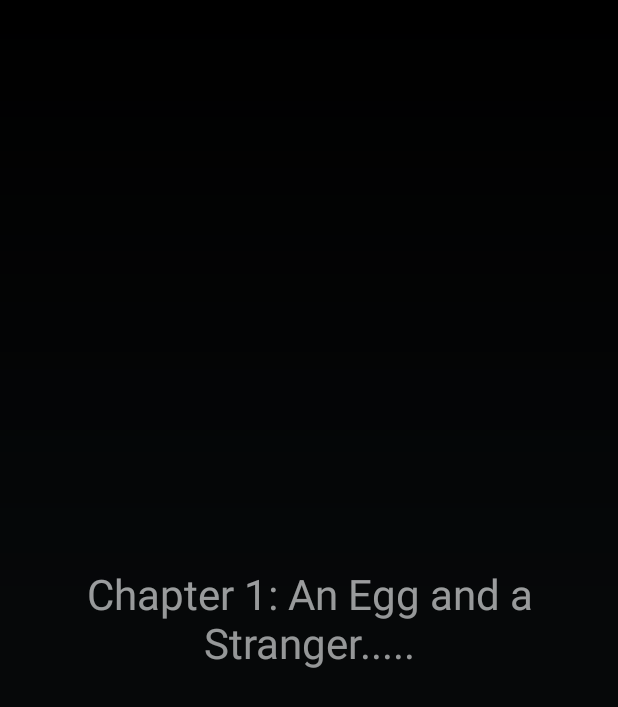
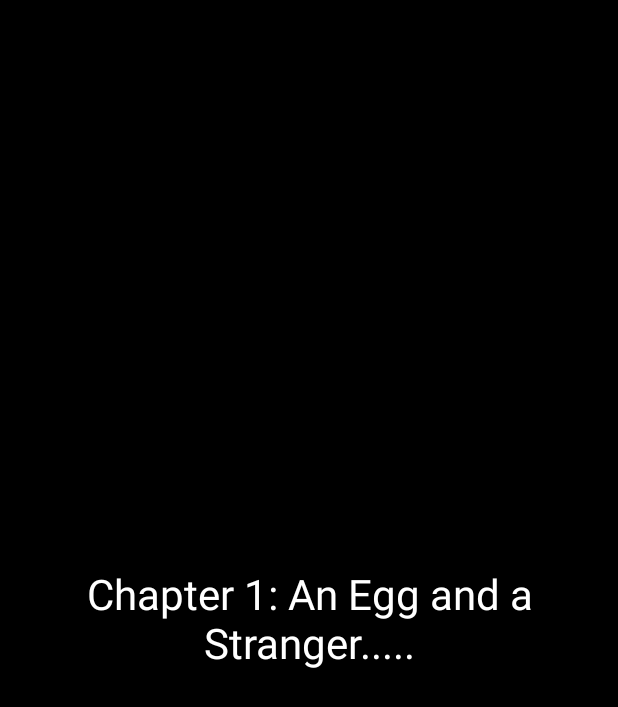
Before and after one commit to ColinBeuttler/DragonChronicles, an Android app: the GameActivity screen opened directly, with no data from a screen before it, on a phone screen of 412 x 824 dp. Shown: the top 707 px of the screen. Run offline under Robolectric (Android 15) with nearby library versions, the phone set to English and light mode, and no system bars.

Commit message:
fixed some xml styling

```diff
--- a/app/src/main/java/com/colinbeuttler/dragonchronicles/GameActivity.kt
+++ b/app/src/main/java/com/colinbeuttler/dragonchronicles/GameActivity.kt
@@ -14,8 +14,12 @@ class GameActivity : AppCompatActivity() {
         binding = GameActivityBackgroundBinding.inflate(layoutInflater)
         setContentView(binding.root)
 //        loadDialog()
-        binding.titleScreenBackgroundView.setOnClickListener(View.OnClickListener { binding.titleScreenBackgroundView.visibility =
-            View.GONE })
+        binding.titleScreenBackgroundView.setOnClickListener { start() }
+    }
+
+    private fun start(){
+        binding.textViewDialogue.visibility = View.VISIBLE
+        binding.titleScreenBackgroundView.visibility = View.GONE
     }
 
 //    private fun loadDialog() {
--- a/app/src/main/java/com/colinbeuttler/dragonchronicles/MainActivity.kt
+++ b/app/src/main/java/com/colinbeuttler/dragonchronicles/MainActivity.kt
@@ -3,11 +3,7 @@ package com.colinbeuttler.dragonchronicles
 import android.content.Intent
 import android.os.Bundle
 import android.view.View
-import android.widget.LinearLayout
-import android.widget.TextView
 import androidx.appcompat.app.AppCompatActivity
-import androidx.cardview.widget.CardView
-import androidx.fragment.app.FragmentContainerView
 import com.colinbeuttler.dragonchronicles.chapterselection.ChapterSelection
 import com.colinbeuttler.dragonchronicles.databinding.ActivityMainBinding
 
--- a/app/src/main/res/layout/game_activity_background.xml
+++ b/app/src/main/res/layout/game_activity_background.xml
@@ -5,18 +5,18 @@
     xmlns:tools="http://schemas.android.com/tools"
     android:layout_width="match_parent"
     android:layout_height="match_parent"
-    android:background="@drawable/untitled">
+    android:background="@drawable/untitled"
+    tools:ignore="ExtraText">
 
     <TextView
         android:id="@+id/title_screen_background_view"
-        android:background="@color/black"
         android:layout_width="match_parent"
         android:layout_height="match_parent"
+        android:background="@color/black"
         android:gravity="center"
         android:text="@string/chapter_1_an_egg_and_a_stranger"
         android:textColor="@color/white"
-        android:textSize="28sp">
-    </TextView>
+        android:textSize="28sp"></TextView>
 
 
     <com.google.android.material.imageview.ShapeableImageView
@@ -28,7 +28,24 @@
         app:layout_constraintStart_toStartOf="parent"
         app:layout_constraintTop_toTopOf="parent" />
 
+    <TextView
+        android:visibility="gone"
+        android:gravity="center"
+        android:background="@drawable/dialog_gradient_overlay"
+        android:text="@string/welcome_to_dragon_flight"
+        android:id="@+id/text_view_dialogue"
+        android:layout_width="0dp"
+        android:layout_height="wrap_content"
+        android:textColor="@color/silver"
+        android:textSize="26sp"
+        android:paddingTop="120dp"
+        android:paddingBottom="80dp"
+        app:layout_constraintBottom_toBottomOf="parent"
+        app:layout_constraintEnd_toEndOf="parent"
+        app:layout_constraintStart_toStartOf="parent"/>
+
     <androidx.fragment.app.FragmentContainerView
+        android:visibility="gone"
         android:id="@+id/dialog_fragment"
         android:name="com.colinbeuttler.dragonchronicles.DialogFragment"
         android:layout_width="match_parent"
--- a/app/src/main/res/values/colors.xml
+++ b/app/src/main/res/values/colors.xml
@@ -8,6 +8,6 @@
     <color name="black">#FF000000</color>
     <color name="white">#FFFFFFFF</color>
     <color name="silver">#d4d3d5</color>
-    <color name="charcoal">#700E1215</color>
-    <color name="grey_opacity">#004D4D4D</color>
+    <color name="charcoal">#D70E1215</color>
+    <color name="grey_opacity">#19151515</color>
 </resources>
```
